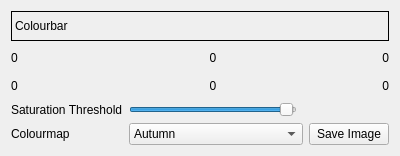
Qt form src/disparityviewer.ui (i3drobotics/stereo-vision-toolkit) before a commit.
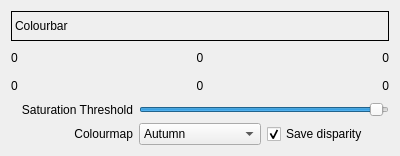
The same form after that commit.

```diff
--- a/src/disparityviewer.ui
+++ b/src/disparityviewer.ui
@@ -32,14 +32,7 @@
    <string>Form</string>
   </property>
   <layout class="QGridLayout" name="gridLayout">
-   <item row="4" column="5">
-    <widget class="QPushButton" name="btnSaveDisparityView">
-     <property name="text">
-      <string>Save Image</string>
-     </property>
-    </widget>
-   </item>
-   <item row="4" column="3" colspan="2">
+   <item row="4" column="3">
     <widget class="QComboBox" name="colourmapComboBox">
      <item>
       <property name="text">
@@ -113,6 +106,9 @@
      <property name="text">
       <string>Saturation Threshold</string>
      </property>
+     <property name="alignment">
+      <set>Qt::AlignRight|Qt::AlignTrailing|Qt::AlignVCenter</set>
+     </property>
     </widget>
    </item>
    <item row="1" column="3">
@@ -125,27 +121,20 @@
      </property>
     </widget>
    </item>
-   <item row="3" column="3">
-    <widget class="QSlider" name="intensityThresholdSlider">
-     <property name="maximum">
-      <number>255</number>
-     </property>
-     <property name="value">
-      <number>250</number>
-     </property>
-     <property name="orientation">
-      <enum>Qt::Horizontal</enum>
-     </property>
-    </widget>
-   </item>
    <item row="4" column="2">
     <widget class="QLabel" name="label_3">
+     <property name="layoutDirection">
+      <enum>Qt::LeftToRight</enum>
+     </property>
      <property name="text">
       <string>Colourmap</string>
      </property>
+     <property name="alignment">
+      <set>Qt::AlignRight|Qt::AlignTrailing|Qt::AlignVCenter</set>
+     </property>
     </widget>
    </item>
-   <item row="0" column="2" colspan="4">
+   <item row="0" column="2" colspan="3">
     <widget class="QLabel" name="colourbar">
      <property name="minimumSize">
       <size>
@@ -173,7 +162,7 @@
    <item row="1" column="2">
     <widget class="QLabel" name="maxDisparityLabel">
      <property name="sizePolicy">
-      <sizepolicy hsizetype="Preferred" vsizetype="Minimum">
+      <sizepolicy hsizetype="Preferred" vsizetype="Preferred">
        <horstretch>0</horstretch>
        <verstretch>0</verstretch>
       </sizepolicy>
@@ -183,7 +172,7 @@
      </property>
     </widget>
    </item>
-   <item row="1" column="5">
+   <item row="1" column="4">
     <widget class="QLabel" name="minDisparityLabel">
      <property name="sizePolicy">
       <sizepolicy hsizetype="Preferred" vsizetype="Minimum">
@@ -206,7 +195,7 @@
      </property>
     </widget>
    </item>
-   <item row="2" column="5">
+   <item row="2" column="4">
     <widget class="QLabel" name="maxDepthLabel">
      <property name="text">
       <string>0</string>
@@ -226,6 +215,35 @@
      </property>
     </widget>
    </item>
+   <item row="4" column="4">
+    <widget class="QCheckBox" name="checkBoxSaveDisparity">
+     <property name="text">
+      <string>Save disparity</string>
+     </property>
+     <property name="checked">
+      <bool>true</bool>
+     </property>
+    </widget>
+   </item>
+   <item row="3" column="3" colspan="2">
+    <widget class="QSlider" name="intensityThresholdSlider">
+     <property name="sizePolicy">
+      <sizepolicy hsizetype="Expanding" vsizetype="Fixed">
+       <horstretch>0</horstretch>
+       <verstretch>0</verstretch>
+      </sizepolicy>
+     </property>
+     <property name="maximum">
+      <number>255</number>
+     </property>
+     <property name="value">
+      <number>250</number>
+     </property>
+     <property name="orientation">
+      <enum>Qt::Horizontal</enum>
+     </property>
+    </widget>
+   </item>
   </layout>
  </widget>
  <resources/>
```
